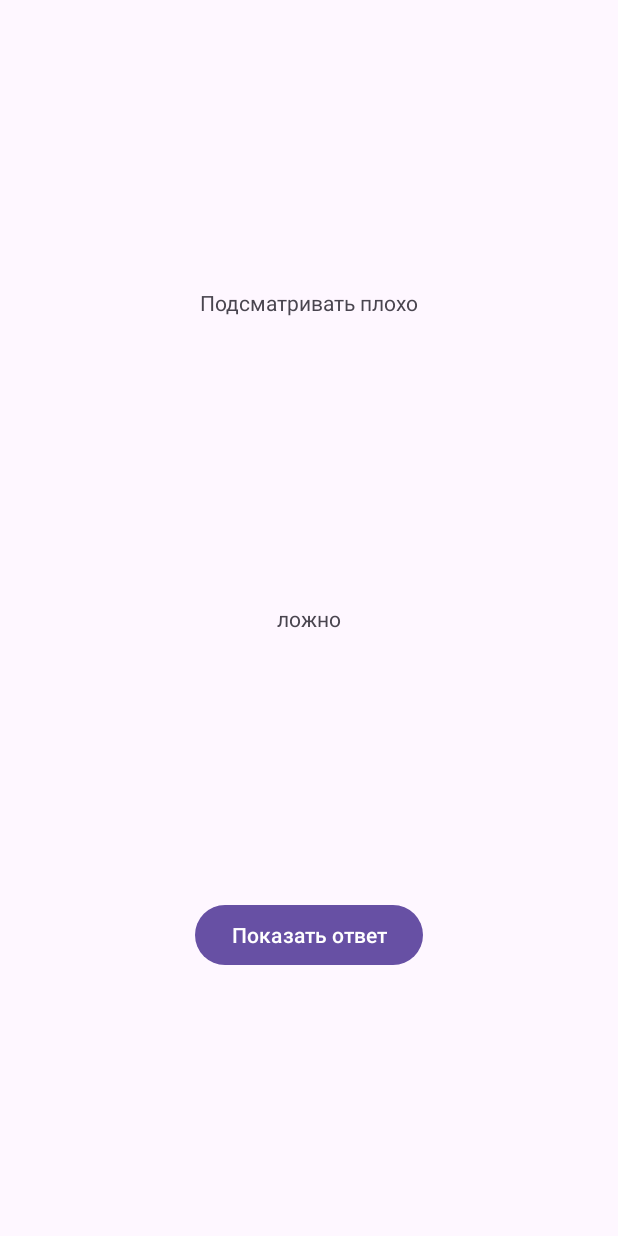
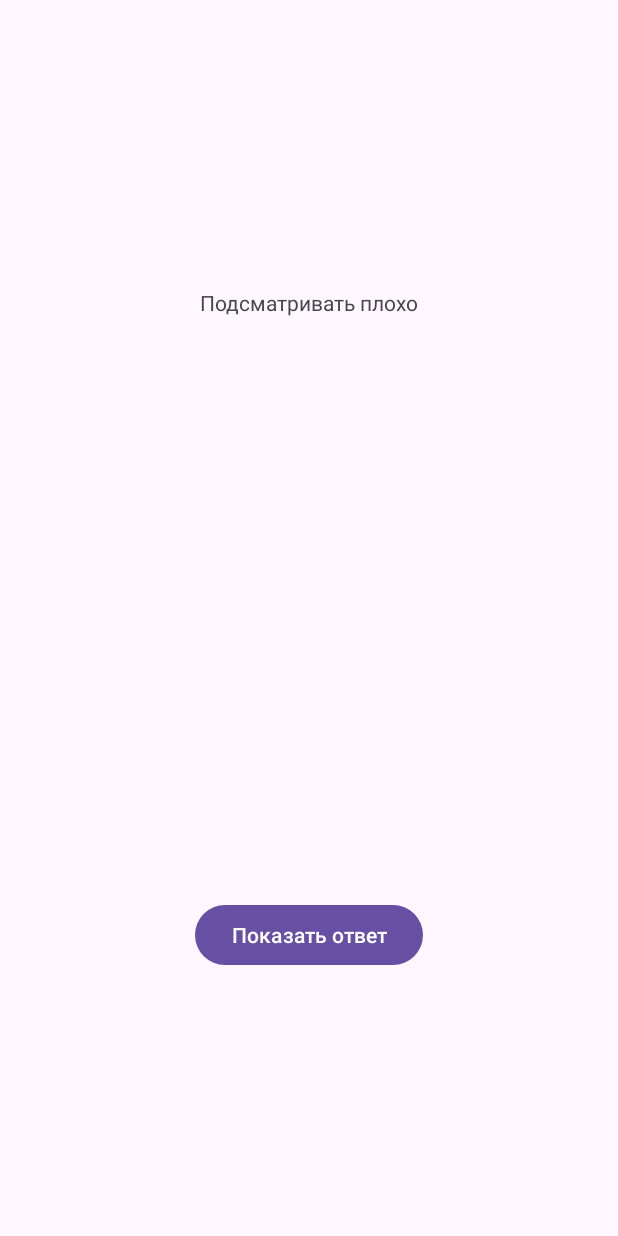
Before and after one commit to AntonG0rbachev/Kotlin-Dev--Second-Mobile-App, an Android app: the CheatActivity screen opened directly, with no data from a screen before it, on a phone screen of 412 x 824 dp. Run offline under Robolectric (Android 15) with nearby library versions, the phone set to English and light mode, and no system bars.

```diff
--- a/app/src/main/java/com/example/secondmobileapp/CheatActivity.kt
+++ b/app/src/main/java/com/example/secondmobileapp/CheatActivity.kt
@@ -1,9 +1,12 @@
 package com.example.secondmobileapp
 
 import android.annotation.SuppressLint
+import android.app.Activity
 import android.content.Context
 import android.content.Intent
 import android.os.Bundle
+import android.view.View
+import android.widget.Button
 import android.widget.TextView
 import androidx.activity.enableEdgeToEdge
 import androidx.appcompat.app.AppCompatActivity
@@ -11,6 +14,7 @@ import androidx.core.view.ViewCompat
 import androidx.core.view.WindowInsetsCompat
 
 private const val EXTRA_ANSWER_IS_TRUE = "com.example.secondmobileapp.answer_is_true"
+private const val EXTRA_ANSWER_SHOWN = "com.example.secondmobileapp.answer_shown"
 
 class CheatActivity : AppCompatActivity() {
 
@@ -24,6 +28,7 @@ class CheatActivity : AppCompatActivity() {
     }
 
     private var answerIsTrue = false
+    private lateinit var showAnswerBtn: Button
 
     @SuppressLint("MissingInflatedId")
     override fun onCreate(savedInstanceState: Bundle?) {
@@ -40,6 +45,19 @@ class CheatActivity : AppCompatActivity() {
             answerIsTrue -> R.string.true_text
             else -> R.string.false_text
         })
+
+        answerTextView.visibility = View.INVISIBLE
+        showAnswerBtn = findViewById(R.id.showBtn)
+        showAnswerBtn.setOnClickListener {
+            answerTextView.visibility = View.VISIBLE
+            showAnswerBtn.visibility = View.GONE
+
+            val data = Intent()
+                .apply {
+                    putExtra(EXTRA_ANSWER_SHOWN, true)
+            }
+            setResult(Activity.RESULT_OK)
+        }
     }
 
 }
```
